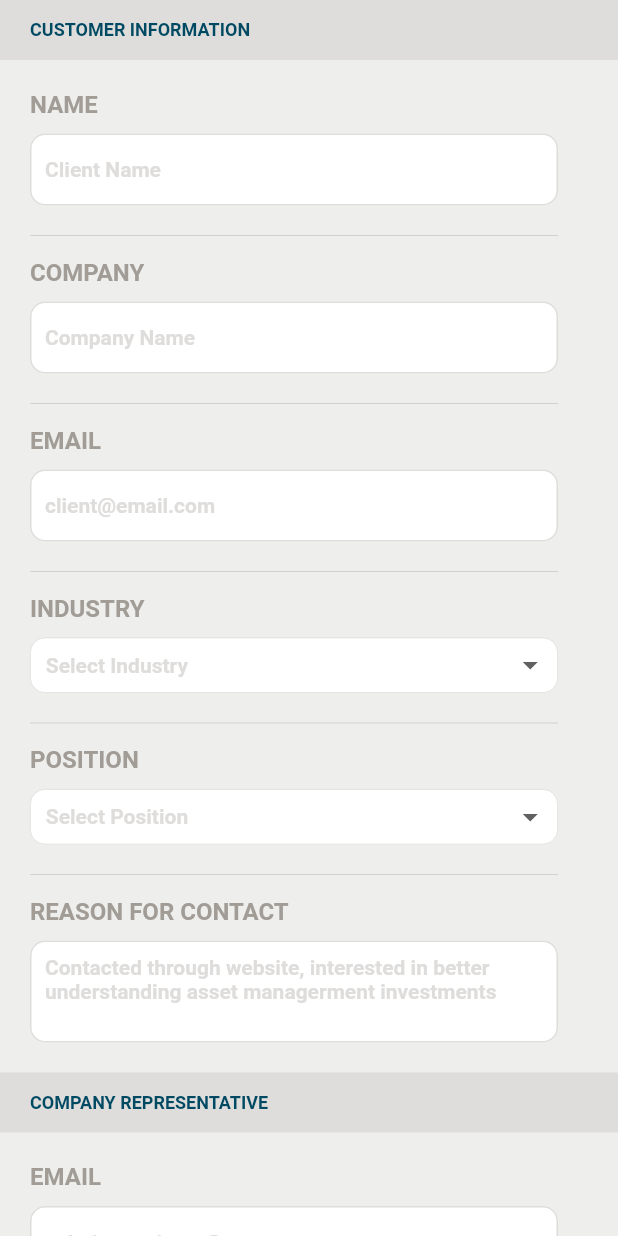
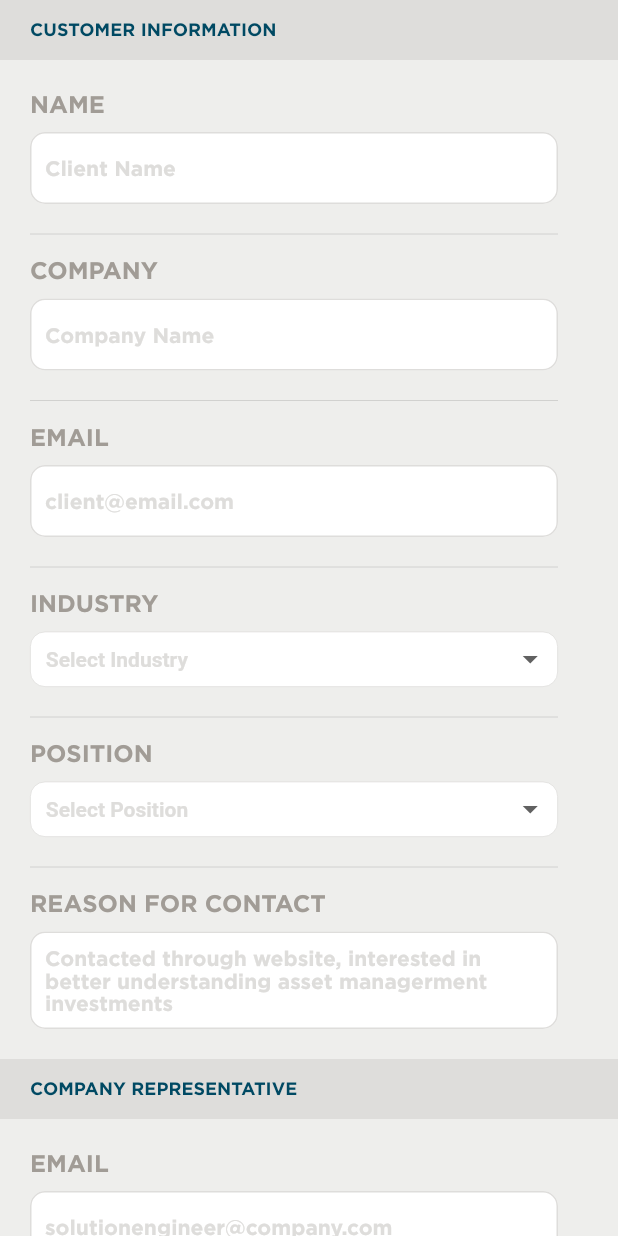
Before and after one commit to SonQBChau/brand_root_solution, a Flutter app: the screen it shows after launch, on a phone screen of 412 x 824 dp. Run offline on Flutter 3.47's test engine with Material 2 defaults, Android fonts, the phone set to English and light mode, and no system bars.

Commit message:
add Gotham fonts

```diff
--- a/lib/main.dart
+++ b/lib/main.dart
@@ -14,6 +14,7 @@ class MyApp extends StatelessWidget {
       title: 'Flutter Demo',
       theme: ThemeData(
         primarySwatch: Colors.blue,
+          fontFamily: 'Gotham'
       ),
 //      home: MyHomePage(),
 //    home: CustomerInfoPage(),
```
Also changed, not shown: pubspec.yaml (+24 -7 lines), fonts/Gotham-Black.otf (added), fonts/Gotham-Bold.otf (added), fonts/Gotham-BookItalic.otf (added), fonts/Gotham-Light.otf (added), fonts/Gotham-Thin.otf (added), fonts/Gotham-ThinItalic.otf (added), fonts/Gotham-UltraItalic.otf (added), fonts/Gotham-XLight.otf (added), fonts/Gotham-XLightItalic.otf (added), fonts/GothamBold.ttf (added), fonts/GothamBoldItalic.ttf (added), fonts/GothamBook.ttf (added), fonts/GothamBookItalic.ttf (added), 5 more files.
